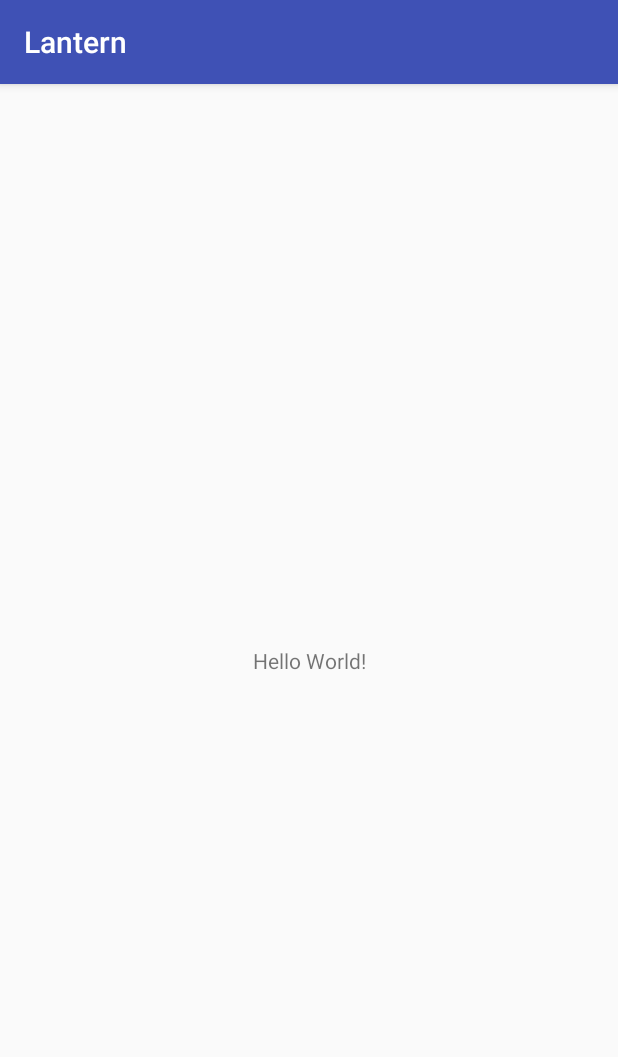
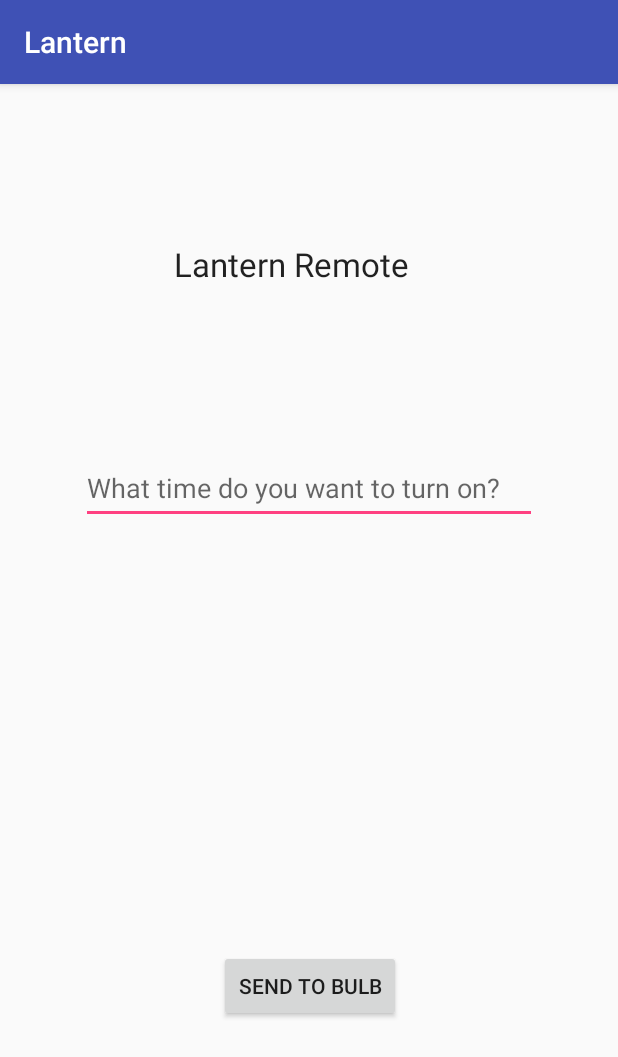
Before and after one commit to therealalankoshy/Lantern, an Android app: the screen it shows after launch (MainActivity), on a phone screen of 412 x 824 dp. Shown: the top 1057 px of the screen. Run offline under Robolectric (Android 15) with nearby library versions, the phone set to English and light mode, and no system bars.

Commit message:
Android UI Initial Commit

```diff
--- a/Version 2/Android/Lantern/app/src/main/res/layout/activity_main.xml
+++ b/Version 2/Android/Lantern/app/src/main/res/layout/activity_main.xml
@@ -7,12 +7,53 @@
     tools:context=".MainActivity">
 
     <TextView
-        android:layout_width="wrap_content"
-        android:layout_height="wrap_content"
-        android:text="Hello World!"
+        android:id="@+id/textView"
+        android:layout_width="181dp"
+        android:layout_height="43dp"
+        android:text="Lantern Remote"
+        android:textAppearance="@style/TextAppearance.AppCompat.Large"
         app:layout_constraintBottom_toBottomOf="parent"
+        app:layout_constraintHorizontal_bias="0.502"
         app:layout_constraintLeft_toLeftOf="parent"
         app:layout_constraintRight_toRightOf="parent"
-        app:layout_constraintTop_toTopOf="parent" />
+        app:layout_constraintTop_toTopOf="parent"
+        app:layout_constraintVertical_bias="0.145" />
+
+    <Button
+        android:id="@+id/b1"
+        android:layout_width="121dp"
+        android:layout_height="wrap_content"
+        android:layout_marginBottom="8dp"
+        android:layout_marginEnd="8dp"
+        android:layout_marginLeft="8dp"
+        android:layout_marginRight="8dp"
+        android:layout_marginStart="8dp"
+        android:layout_marginTop="8dp"
+        android:text="Send To Bulb"
+        app:layout_constraintBottom_toBottomOf="parent"
+        app:layout_constraintEnd_toEndOf="parent"
+        app:layout_constraintHorizontal_bias="0.502"
+        app:layout_constraintStart_toStartOf="parent"
+        app:layout_constraintTop_toTopOf="parent"
+        app:layout_constraintVertical_bias="0.809" />
+
+    <EditText
+        android:id="@+id/hours"
+        android:layout_width="304dp"
+        android:layout_height="48dp"
+        android:layout_marginBottom="8dp"
+        android:layout_marginEnd="8dp"
+        android:layout_marginLeft="8dp"
+        android:layout_marginRight="8dp"
+        android:layout_marginStart="8dp"
+        android:layout_marginTop="8dp"
+        android:ems="10"
+        android:hint="What time do you want to turn on?"
+        android:inputType="number"
+        app:layout_constraintBottom_toBottomOf="parent"
+        app:layout_constraintEnd_toEndOf="parent"
+        app:layout_constraintStart_toStartOf="parent"
+        app:layout_constraintTop_toTopOf="parent"
+        app:layout_constraintVertical_bias="0.337" />
 
 </android.support.constraint.ConstraintLayout>
```
